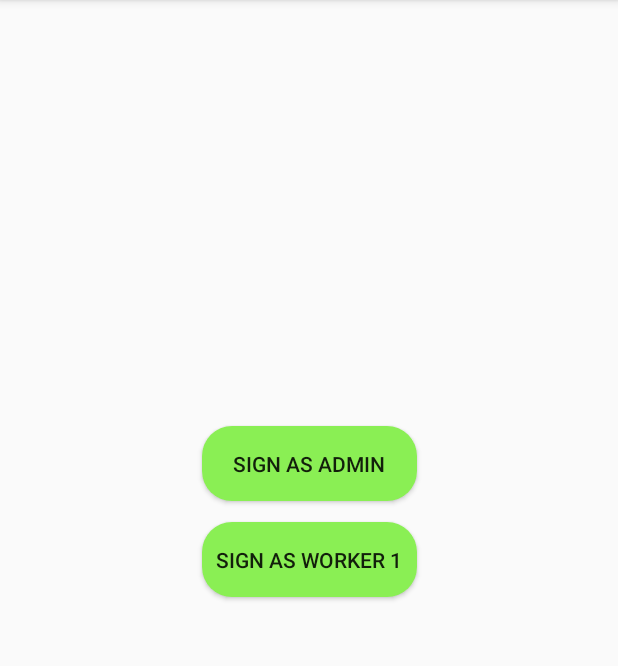
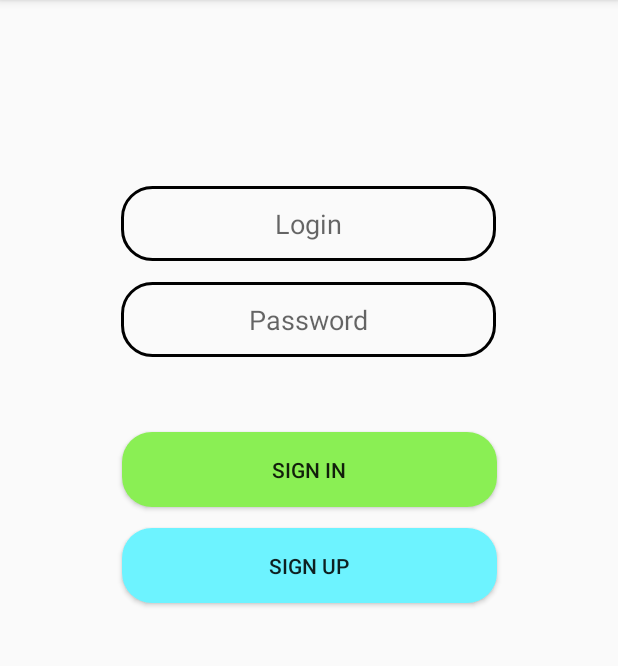
Before and after one commit to KolyaFedorenko/Distribution, an Android app: the screen it shows after launch (MainActivity), on a phone screen of 412 x 824 dp, the part 84-750 px from its top. Run offline under Robolectric (Android 15) with nearby library versions, the phone set to English and light mode, and no system bars; our stand-ins replace Firebase (no records; nobody signed in at launch, a user with empty details on screens opened directly).

Commit message:
Started working with authorization

```diff
--- a/app/src/main/java/com/example/distribution/MainActivity.java
+++ b/app/src/main/java/com/example/distribution/MainActivity.java
@@ -1,5 +1,6 @@
 package com.example.distribution;
 
+import androidx.annotation.NonNull;
 import androidx.appcompat.app.AppCompatActivity;
 
 import android.content.Intent;
@@ -7,6 +8,15 @@ import android.content.SharedPreferences;
 import android.os.Bundle;
 import android.view.View;
 import android.widget.Button;
+import android.widget.EditText;
+import android.widget.Toast;
+
+import com.google.firebase.database.DataSnapshot;
+import com.google.firebase.database.DatabaseError;
+import com.google.firebase.database.DatabaseException;
+import com.google.firebase.database.DatabaseReference;
+import com.google.firebase.database.FirebaseDatabase;
+import com.google.firebase.database.ValueEventListener;
 
 public class MainActivity extends AppCompatActivity {
 
@@ -14,28 +24,61 @@ public class MainActivity extends AppCompatActivity {
     private static final String PREF_ROLE = "Worker";
     SharedPreferences sharedPreferences;
 
+    String login, password, gettedLogin, gettedPassword, role;
+    User gettedUser;
+
+    DatabaseReference databaseReference;
+    String DISTRIBUTION_KEY = "Users";
+
+    EditText editLogin, editPassword;
+    Button buttonSignUp, buttonSignIn;
+
     @Override
     protected void onCreate(Bundle savedInstanceState) {
         super.onCreate(savedInstanceState);
         setContentView(R.layout.activity_main);
-        Button buttonSignAsAdmin = findViewById(R.id.buttonSignAsAdmin);
-        Button buttonSignAsWorkerOne = findViewById(R.id.buttonSignAsWorkerOne);
+        buttonSignIn = findViewById(R.id.buttonSignIn);
+        buttonSignUp = findViewById(R.id.buttonSignUp);
+        editLogin = findViewById(R.id.editLogin);
+        editPassword = findViewById(R.id.editPassword);
 
-        buttonSignAsAdmin.setOnClickListener(new View.OnClickListener() {
+        databaseReference = FirebaseDatabase.getInstance().getReference(DISTRIBUTION_KEY);
+
+        buttonSignIn.setOnClickListener(new View.OnClickListener() {
             @Override
             public void onClick(View v) {
-                Intent intent = new Intent(getApplicationContext(), ManagerActivity.class);
-                startActivity(intent);
-                setRole("Manager");
+                getLoginAndPassword();
+                if (!login.equals("") && !password.equals("")) {
+                    getFirebaseLoginAndPassword();
+                    if (login.equals(gettedLogin) && !password.equals(gettedPassword)){
+                        showToast("Incorrect password!");
+                    }
+                    if (login.equals(gettedLogin) && password.equals(gettedPassword)){
+                        showToast("You have been signed in!");
+                        setRole(role);
+                        Intent intent = new Intent(getApplicationContext(), ManagerActivity.class);
+                        startActivity(intent);
+                    }
+                }
+                else {
+                    showToast("One or more fields is empty");
+                }
             }
         });
 
-        buttonSignAsWorkerOne.setOnClickListener(new View.OnClickListener() {
+        buttonSignUp.setOnClickListener(new View.OnClickListener() {
             @Override
             public void onClick(View v) {
-                Intent intent = new Intent(getApplicationContext(), ManagerActivity.class);
-                startActivity(intent);
-                setRole("Worker");
+                getLoginAndPassword();
+                if (!login.equals("") && !password.equals("")) {
+                    User user = new User(login, password, "Worker");
+                    databaseReference.child(login).setValue(user);
+                    showToast("You have been signed up!");
+                    setRole("Worker");
+                }
+                else{
+                    showToast("One or more fields is empty!");
+                }
             }
         });
     }
@@ -45,4 +88,33 @@ public class MainActivity extends AppCompatActivity {
         SharedPreferences.Editor editor = sharedPreferences.edit();
         editor.putString(PREF_ROLE, role).apply();
     }
+
+    private void showToast(String text){
+        Toast.makeText(MainActivity.this, text, Toast.LENGTH_SHORT).show();
+    }
+
+    private void getLoginAndPassword(){
+        login = editLogin.getText().toString();
+        password = editPassword.getText().toString();
+    }
+
+    private void getFirebaseLoginAndPassword(){
+        databaseReference.addValueEventListener(new ValueEventListener() {
+            @Override
+            public void onDataChange(DataSnapshot snapshot) {
+                try {
+                    gettedUser = snapshot.child(login).getValue(User.class);
+                    gettedLogin = gettedUser.login;
+                    gettedPassword = gettedUser.password;
+                    role = gettedUser.role;
+                }
+                catch (Exception e){
+                    showToast("You don't signed up! Please sign up now!");
+                }
+            }
+            @Override
+            public void onCancelled(DatabaseError databaseError) {
+            }
+        });
+    }
 }
--- a/app/src/main/res/layout/activity_main.xml
+++ b/app/src/main/res/layout/activity_main.xml
@@ -8,24 +8,56 @@
     tools:context=".MainActivity">
 
     <Button
-        android:id="@+id/buttonSignAsAdmin"
-        android:layout_width="143dp"
+        android:id="@+id/buttonSignIn"
+        android:layout_width="250dp"
         android:layout_height="50dp"
-        android:layout_marginTop="284dp"
+        android:layout_marginTop="288dp"
         android:background="@drawable/rounded_action_item"
-        android:text="Sign as admin"
+        android:text="Sign In"
         app:layout_constraintEnd_toEndOf="parent"
+        app:layout_constraintHorizontal_bias="0.503"
         app:layout_constraintStart_toStartOf="parent"
         app:layout_constraintTop_toTopOf="parent" />
 
     <Button
-        android:id="@+id/buttonSignAsWorkerOne"
-        android:layout_width="143dp"
+        android:id="@+id/buttonSignUp"
+        android:layout_width="250dp"
         android:layout_height="50dp"
-        android:layout_marginTop="348dp"
-        android:background="@drawable/rounded_action_item"
-        android:text="Sign as worker 1"
+        android:layout_marginTop="352dp"
+        android:background="@drawable/rounded_secondary_action_item"
+        android:text="Sign Up"
         app:layout_constraintEnd_toEndOf="parent"
+        app:layout_constraintHorizontal_bias="0.503"
+        app:layout_constraintStart_toStartOf="parent"
+        app:layout_constraintTop_toTopOf="parent" />
+
+    <EditText
+        android:id="@+id/editLogin"
+        android:layout_width="250dp"
+        android:layout_height="50dp"
+        android:layout_marginTop="124dp"
+        android:background="@drawable/rounded_item"
+        android:ems="10"
+        android:hint="Login"
+        android:inputType="textPersonName"
+        android:textAlignment="center"
+        app:layout_constraintEnd_toEndOf="parent"
+        app:layout_constraintHorizontal_bias="0.497"
+        app:layout_constraintStart_toStartOf="parent"
+        app:layout_constraintTop_toTopOf="parent" />
+
+    <EditText
+        android:id="@+id/editPassword"
+        android:layout_width="250dp"
+        android:layout_height="50dp"
+        android:layout_marginTop="188dp"
+        android:background="@drawable/rounded_item"
+        android:ems="10"
+        android:hint="Password"
+        android:inputType="textPersonName"
+        android:textAlignment="center"
+        app:layout_constraintEnd_toEndOf="parent"
+        app:layout_constraintHorizontal_bias="0.497"
         app:layout_constraintStart_toStartOf="parent"
         app:layout_constraintTop_toTopOf="parent" />
 
--- a/app/src/main/res/layout/fragment_task_list.xml
+++ b/app/src/main/res/layout/fragment_task_list.xml
@@ -2,7 +2,7 @@
 <androidx.constraintlayout.widget.ConstraintLayout xmlns:android="http://schemas.android.com/apk/res/android"
     xmlns:app="http://schemas.android.com/apk/res-auto"
     xmlns:tools="http://schemas.android.com/tools"
-    android:id="@+id/frameLayout2"
+    android:id="@+id/frameLayout"
     android:layout_width="match_parent"
     android:layout_height="match_parent"
     tools:context=".TaskListFragment">
```
Also changed, not shown: app/src/main/java/com/example/distribution/ManagerActivity.java (+8 -2 lines), app/src/main/java/com/example/distribution/SettingsFragment.java (+36 -0 lines), app/src/main/java/com/example/distribution/User.java (added, +40 -0 lines), app/src/main/res/layout/fragment_settings.xml (+15 -9 lines).
